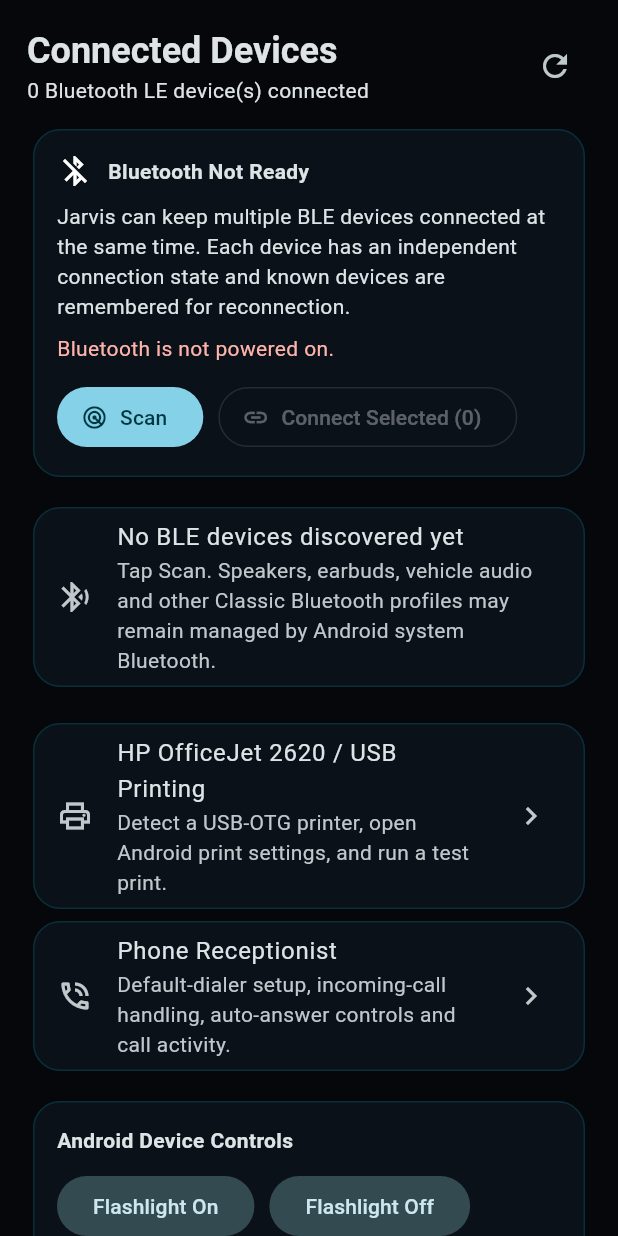
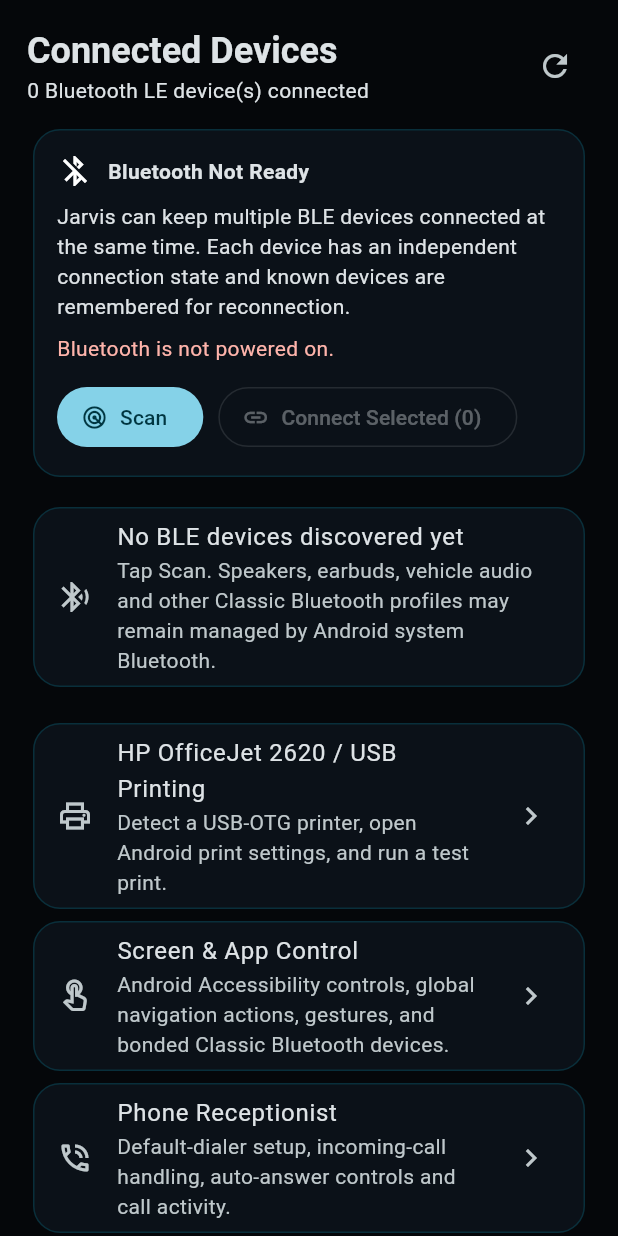
Before and after one commit to jeromeoffice78-ai/Project-JARVIS-Android, a Flutter app: the JarvisDevicesScreen widget shown alone on an empty page, opened directly, on a phone screen of 412 x 824 dp. Run offline on Flutter 3.47's test engine with Material 3 defaults, Android fonts, the phone set to English and light mode, and no system bars; our stand-ins replace camera, flutter_riverpod, flutter_secure_storage, flutter_tts, geolocator, google_sign_in and 4 more; missing offline and left inert: audio_session, device_calendar, google_mlkit_face_detection, health, torch_light, universal_ble; accounts and stored records are empty; network calls fail.

Commit message:
Expose screen control and Classic Bluetooth from device hub

```diff
--- a/jarvis_app/lib/features/devices/jarvis_devices_screen.dart
+++ b/jarvis_app/lib/features/devices/jarvis_devices_screen.dart
@@ -4,6 +4,7 @@
 import '../../core/network/providers.dart';
 import '../phone/jarvis_phone_screen.dart';
 import '../printer/jarvis_printer_screen.dart';
+import '../system_control/jarvis_screen_control_screen.dart';
 import 'jarvis_bluetooth_manager.dart';
 
 class JarvisDevicesScreen
@@ -249,6 +250,30 @@
         Card(
           child: ListTile(
             leading: const Icon(
+              Icons.touch_app_outlined,
+            ),
+            title: const Text(
+              'Screen & App Control',
+            ),
+            subtitle: const Text(
+              'Android Accessibility controls, global navigation actions, gestures, and bonded Classic Bluetooth devices.',
+            ),
+            trailing:
+                const Icon(Icons.chevron_right),
+            onTap: () {
+              Navigator.of(context).push(
+                MaterialPageRoute<void>(
+                  builder:
+                      (BuildContext context) =>
+                          const JarvisScreenControlScreen(),
+                ),
+              );
+            },
+          ),
+        ),
+        Card(
+          child: ListTile(
+            leading: const Icon(
               Icons.phone_in_talk_outlined,
             ),
             title: const Text(
```
